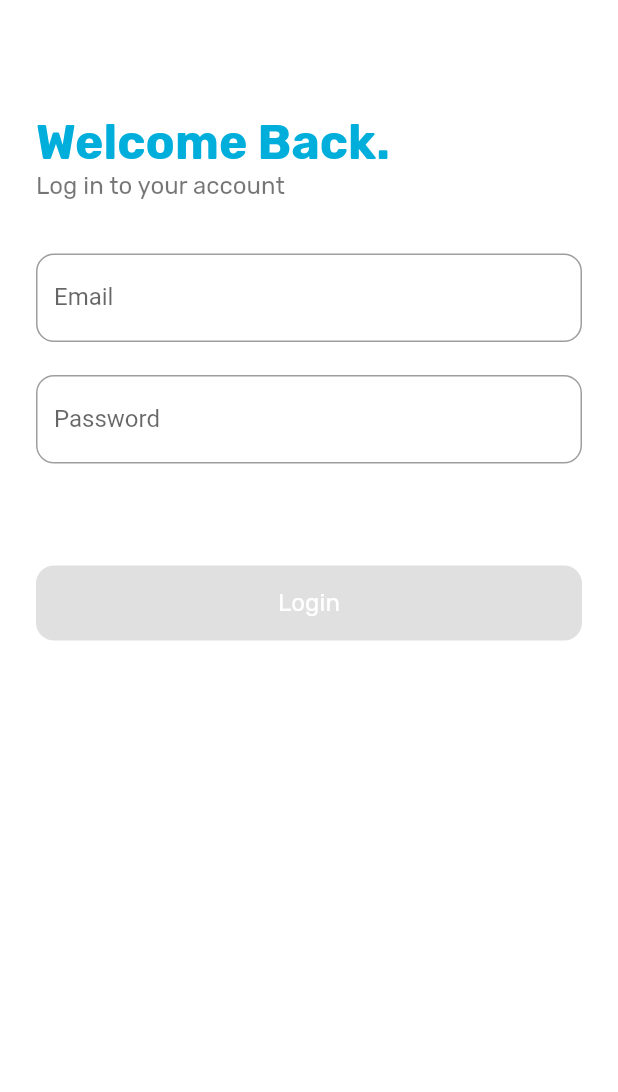
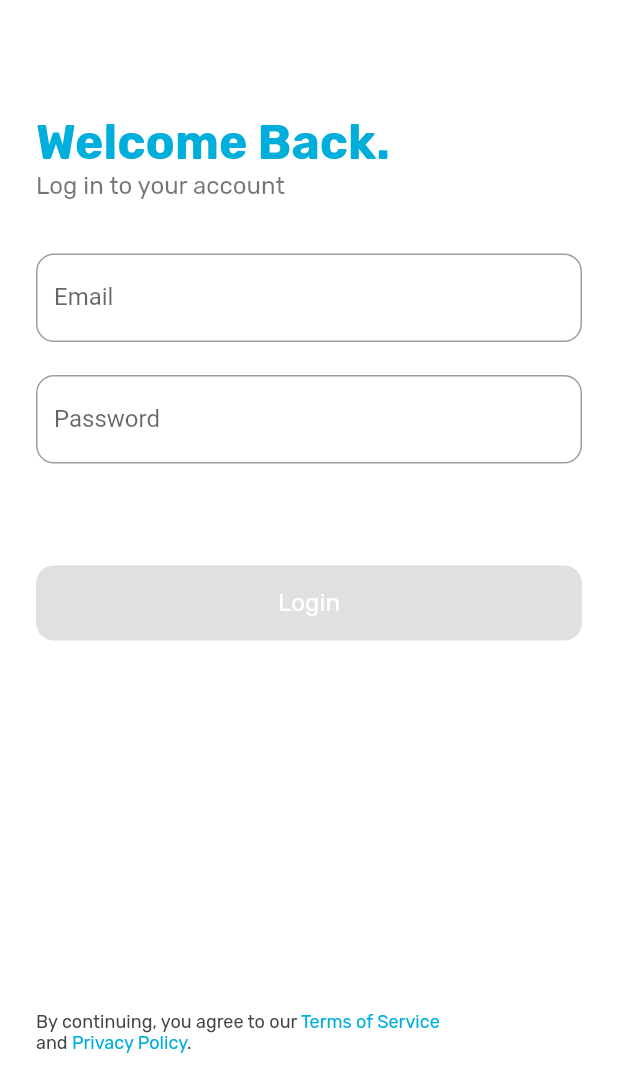
Before and after one commit to RDLMobileDev/clone_ecm, a Flutter app: the screen it shows after launch, on a phone screen of 412 x 824 dp. Shown: the top 1092 px of the screen. Run offline on Flutter 3.47's test engine with Material 2 defaults, Android fonts, the phone set to English and light mode, and no system bars; our stand-ins replace currency_text_input_formatter, firebase_core, firebase_messaging, flutter_local_notifications, flutter_switch, fluttertoast and 5 more; missing offline and left inert: date_time_format, platform_device_id; accounts and stored records are empty.

Commit message:
+ fix bug

```diff
--- a/assets/lang/lang-id.json
+++ b/assets/lang/lang-id.json
@@ -60,8 +60,8 @@
             "two_week": "2 Minggu lalu",
             "one_month": "1 Bulan lalu",
             "show": "Data bulanan",
-            "his_empty": "Tidak ada datas",
-            "empty": "Tidak ada datav"
+            "his_empty": "Tidak ada data",
+            "empty": "Tidak ada data"
         },
         "detail":{
             "preventive": "Preventive Maintenance",
--- a/lib/auth/view/login.dart
+++ b/lib/auth/view/login.dart
@@ -421,49 +421,49 @@ class _LogInState extends State<LogIn> {
                     SizedBox(
                       height: MediaQuery.of(context).size.height * 0.3,
                     ),
-                    // Container(
-                    //   child: RichText(
-                    //     text: TextSpan(
-                    //       style: TextStyle(
-                    //         color: Colors.black,
-                    //         fontSize: 12.0,
-                    //       ),
-                    //       // ignore: prefer_const_literals_to_create_immutables
-                    //       children: [
-                    //         TextSpan(
-                    //           text: "By continuing, you agree to our ",
-                    //           style: TextStyle(
-                    //               fontFamily: 'Rubik',
-                    //               color: Color(0xff404446)),
-                    //         ),
-                    //         TextSpan(
-                    //           text: "Terms of Service ",
-                    //           style: TextStyle(
-                    //               fontFamily: 'Rubik',
-                    //               color: Color(0xff00AEDB)),
-                    //         ),
-                    //         TextSpan(
-                    //           text: "\nand ",
-                    //           style: TextStyle(
-                    //               fontFamily: 'Rubik',
-                    //               color: Color(0xff404446)),
-                    //         ),
-                    //         TextSpan(
-                    //           text: "Privacy Policy",
-                    //           style: TextStyle(
-                    //               fontFamily: 'Rubik',
-                    //               color: Color(0xff00AEDB)),
-                    //         ),
-                    //         TextSpan(
-                    //           text: ".",
-                    //           style: TextStyle(
-                    //               fontFamily: 'Rubik',
-                    //               color: Color(0xff404446)),
-                    //         ),
-                    //       ],
-                    //     ),
-                    //   ),
-                    // ),
+                    Container(
+                      child: RichText(
+                        text: TextSpan(
+                          style: TextStyle(
+                            color: Colors.black,
+                            fontSize: 12.0,
+                          ),
+                          // ignore: prefer_const_literals_to_create_immutables
+                          children: [
+                            TextSpan(
+                              text: "By continuing, you agree to our ",
+                              style: TextStyle(
+                                  fontFamily: 'Rubik',
+                                  color: Color(0xff404446)),
+                            ),
+                            TextSpan(
+                              text: "Terms of Service ",
+                              style: TextStyle(
+                                  fontFamily: 'Rubik',
+                                  color: Color(0xff00AEDB)),
+                            ),
+                            TextSpan(
+                              text: "\nand ",
+                              style: TextStyle(
+                                  fontFamily: 'Rubik',
+                                  color: Color(0xff404446)),
+                            ),
+                            TextSpan(
+                              text: "Privacy Policy",
+                              style: TextStyle(
+                                  fontFamily: 'Rubik',
+                                  color: Color(0xff00AEDB)),
+                            ),
+                            TextSpan(
+                              text: ".",
+                              style: TextStyle(
+                                  fontFamily: 'Rubik',
+                                  color: Color(0xff404446)),
+                            ),
+                          ],
+                        ),
+                      ),
+                    ),
                   ],
                 ),
               )
--- a/lib/homepage/home/fillnew/additionpage/add_item_step7.dart
+++ b/lib/homepage/home/fillnew/additionpage/add_item_step7.dart
@@ -155,6 +155,8 @@ class _AddItemFillTujuhState extends State<AddItemFillTujuh> {
       qtyUsed = double.parse(dataUpdateEcmPart['used']).toInt();
       costRpController =
           TextEditingController(text: dataUpdateEcmPart['harga'].toString());
+
+      subTotal = qtyUsed * double.parse(costRpController.text).toInt();
     });
   }
 
@@ -535,7 +537,7 @@ class _AddItemFillTujuhState extends State<AddItemFillTujuh> {
                       child: TextFormField(
                         controller: costRpController,
                         onChanged: (value) {
-                          int costRp = int.parse(value);
+                          int costRp = value.isEmpty ? 0 : int.parse(value);
 
                           setState(() {
                             subTotal = qtyUsed * costRp;
--- a/lib/homepage/home/history/historypage.dart
+++ b/lib/homepage/home/history/historypage.dart
@@ -187,7 +187,7 @@ class _HistoryPageState extends State<HistoryPage> {
       } else {
         setState(() {
           Fluttertoast.showToast(
-              msg: his_empty + dateSelected + empty,
+              msg: "Tidak ada data",
               toastLength: Toast.LENGTH_SHORT,
               gravity: ToastGravity.BOTTOM,
               timeInSecForIosWeb: 2,
@@ -233,7 +233,7 @@ class _HistoryPageState extends State<HistoryPage> {
       } else {
         setState(() {
           Fluttertoast.showToast(
-              msg: his_empty + monthSelected + empty,
+              msg: his_empty + " " + monthSelected,
               toastLength: Toast.LENGTH_SHORT,
               gravity: ToastGravity.BOTTOM,
               timeInSecForIosWeb: 2,
--- a/lib/homepage/home/services/apifillnewempatget.dart
+++ b/lib/homepage/home/services/apifillnewempatget.dart
@@ -11,10 +11,10 @@ Future getFillNewEmpat(String ecmId, String userId, String token) async {
     'Authorization': 'Bearer $token'
   });
   print('Token : ${token}');
-  print(response);
 
   if (response.body.isNotEmpty) {
     var convertDatatoJson = jsonDecode(response.body);
+    print(convertDatatoJson);
     json.decode(response.body);
     return convertDatatoJson;
   }
--- a/lib/homepage/home/services/machinenameservice.dart
+++ b/lib/homepage/home/services/machinenameservice.dart
@@ -21,6 +21,7 @@ class MachineNameService {
 
       var dataMachineName = json.decode(response.body)['data'];
 
+      print("nama mesin");
       print(dataMachineName);
 
       for (int i = 0; i < dataMachineName.length; i++) {
```
Also changed, not shown: lib/homepage/home/fillnew/additionpage/formstepfilllima.dart (+21 -1 lines), lib/homepage/home/fillnew/stepfillnew/stepfillsatu.dart (+18 -1 lines).
